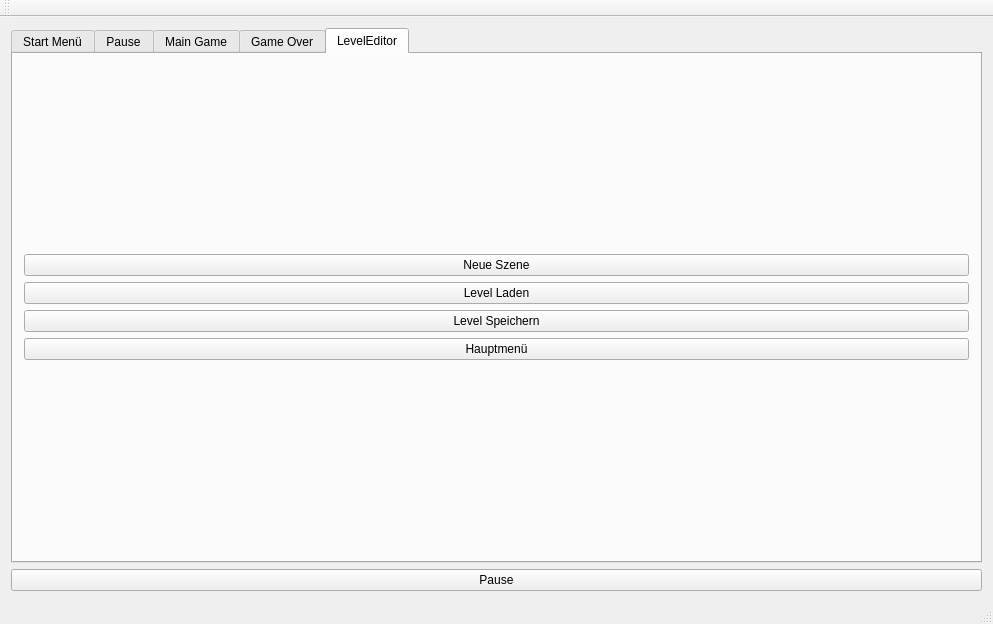
First picture: the form in engine.ui, repository Galaxyqasar/TextAdventureEngine, before the edit.
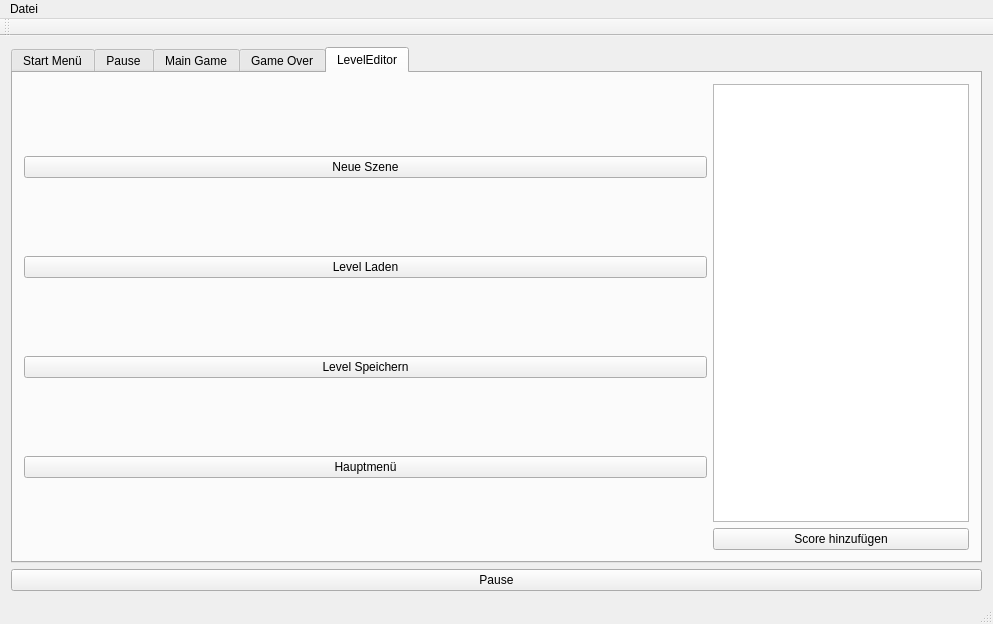
Second picture: the form after the edit.

Patch:
```diff
--- a/engine.ui
+++ b/engine.ui
@@ -179,11 +179,17 @@
        <attribute name="title">
         <string>LevelEditor</string>
        </attribute>
-       <layout class="QVBoxLayout" name="verticalLayout_7">
+       <layout class="QHBoxLayout" name="horizontalLayout">
         <item>
          <layout class="QVBoxLayout" name="levelEditorLayout">
           <item>
            <widget class="QPushButton" name="newSceneButton">
+            <property name="sizePolicy">
+             <sizepolicy hsizetype="Expanding" vsizetype="Fixed">
+              <horstretch>0</horstretch>
+              <verstretch>0</verstretch>
+             </sizepolicy>
+            </property>
             <property name="text">
              <string>Neue Szene</string>
             </property>
@@ -191,6 +197,12 @@
           </item>
           <item>
            <widget class="QPushButton" name="loadLevelButton">
+            <property name="sizePolicy">
+             <sizepolicy hsizetype="Expanding" vsizetype="Fixed">
+              <horstretch>0</horstretch>
+              <verstretch>0</verstretch>
+             </sizepolicy>
+            </property>
             <property name="text">
              <string>Level Laden</string>
             </property>
@@ -198,6 +210,12 @@
           </item>
           <item>
            <widget class="QPushButton" name="SaveLevelButton">
+            <property name="sizePolicy">
+             <sizepolicy hsizetype="Expanding" vsizetype="Fixed">
+              <horstretch>0</horstretch>
+              <verstretch>0</verstretch>
+             </sizepolicy>
+            </property>
             <property name="text">
              <string>Level Speichern</string>
             </property>
@@ -205,6 +223,12 @@
           </item>
           <item>
            <widget class="QPushButton" name="backToMainMenu">
+            <property name="sizePolicy">
+             <sizepolicy hsizetype="Expanding" vsizetype="Fixed">
+              <horstretch>0</horstretch>
+              <verstretch>0</verstretch>
+             </sizepolicy>
+            </property>
             <property name="text">
              <string>Hauptmenü</string>
             </property>
@@ -212,6 +236,27 @@
           </item>
          </layout>
         </item>
+        <item>
+         <layout class="QVBoxLayout" name="verticalLayout_6">
+          <item>
+           <widget class="QListWidget" name="listWidget">
+            <property name="sizePolicy">
+             <sizepolicy hsizetype="Minimum" vsizetype="Expanding">
+              <horstretch>0</horstretch>
+              <verstretch>0</verstretch>
+             </sizepolicy>
+            </property>
+           </widget>
+          </item>
+          <item>
+           <widget class="QPushButton" name="scoreButton">
+            <property name="text">
+             <string>Score hinzufügen</string>
+            </property>
+           </widget>
+          </item>
+         </layout>
+        </item>
        </layout>
       </widget>
      </widget>
@@ -234,6 +279,14 @@
      <height>20</height>
     </rect>
    </property>
+   <widget class="QMenu" name="menuDatei">
+    <property name="title">
+     <string>Datei</string>
+    </property>
+    <addaction name="actionSave"/>
+    <addaction name="actionOpen"/>
+   </widget>
+   <addaction name="menuDatei"/>
   </widget>
   <widget class="QToolBar" name="mainToolBar">
    <attribute name="toolBarArea">
```
Left out of the diff: 25 changed lines with no effect on the pictures.
